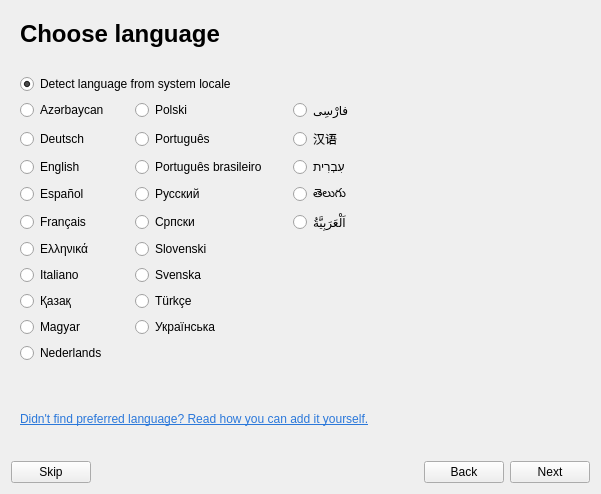
Before: the Qt Designer form src/bin/scenarist-desktop/UserInterfaceLayer/Onboarding/OnboardingView.ui in dimkanovikov/KITScenarist, drawn with Qt 5.
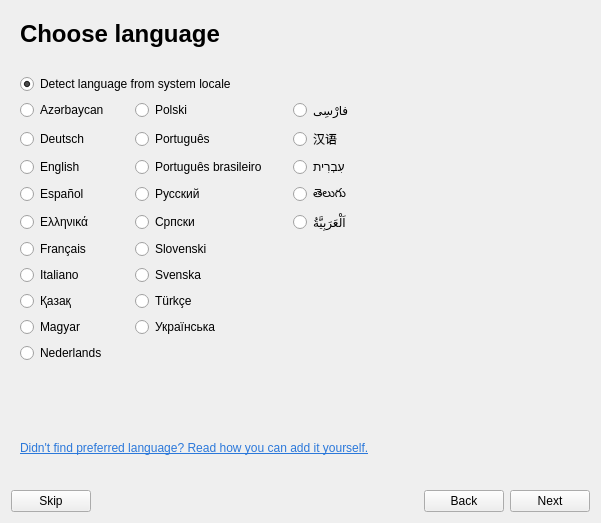
After: the same form once the commit is applied. Custom widgets are drawn as their Qt base class.

Diff of the .ui file:
```diff
--- a/src/bin/scenarist-desktop/UserInterfaceLayer/Onboarding/OnboardingView.ui
+++ b/src/bin/scenarist-desktop/UserInterfaceLayer/Onboarding/OnboardingView.ui
@@ -7,7 +7,7 @@
     <x>0</x>
     <y>0</y>
     <width>597</width>
-    <height>494</height>
+    <height>523</height>
    </rect>
   </property>
   <property name="windowTitle">
@@ -199,13 +199,6 @@
          </property>
         </widget>
        </item>
-       <item row="7" column="0">
-        <widget class="QRadioButton" name="french">
-         <property name="text">
-          <string notr="true">Français</string>
-         </property>
-        </widget>
-       </item>
        <item row="7" column="2">
         <widget class="QRadioButton" name="arabic">
          <property name="text">
@@ -327,13 +320,6 @@
          </property>
         </widget>
        </item>
-       <item row="8" column="0">
-        <widget class="QRadioButton" name="greek">
-         <property name="text">
-          <string notr="true">Ελληνικά</string>
-         </property>
-        </widget>
-       </item>
        <item row="8" column="1">
         <widget class="QRadioButton" name="slovenian">
          <property name="text">
@@ -371,6 +357,20 @@
          </property>
         </widget>
        </item>
+       <item row="7" column="0">
+        <widget class="QRadioButton" name="greek">
+         <property name="text">
+          <string notr="true">Ελληνικά</string>
+         </property>
+        </widget>
+       </item>
+       <item row="8" column="0">
+        <widget class="QRadioButton" name="french">
+         <property name="text">
+          <string notr="true">Français</string>
+         </property>
+        </widget>
+       </item>
       </layout>
      </widget>
      <widget class="QWidget" name="themePage">
```
Left out of the diff: 4 changed lines with no effect on the pictures.
